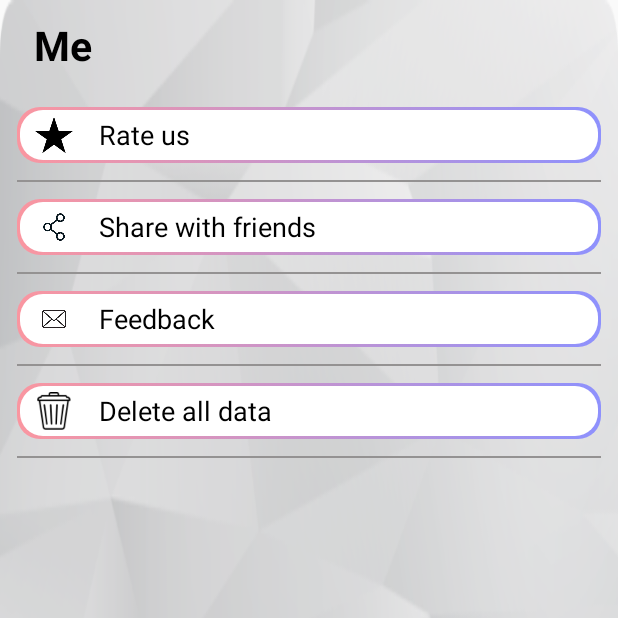
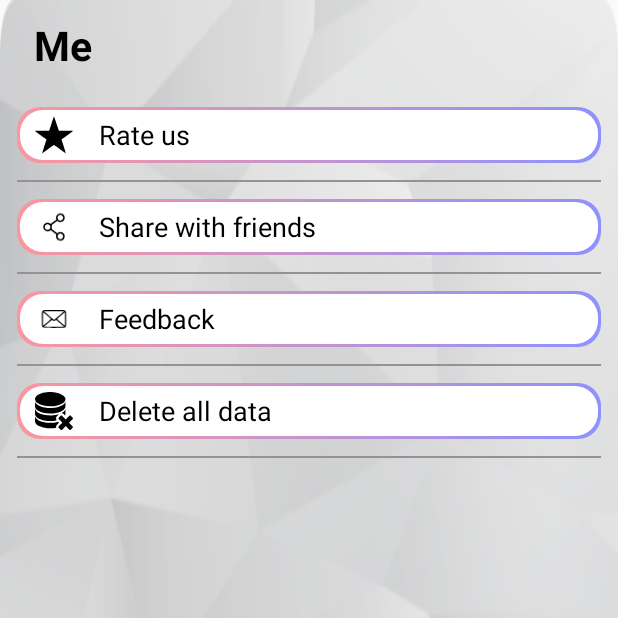
Before and after one commit to haothanhit/App-Gim, an Android app: the fragment MeFragment shown on its own in the app's theme, on a phone screen of 412 x 824 dp, the top half of it. Run offline under Robolectric (Android 15) with nearby library versions, the phone set to English and light mode, and no system bars; our stand-ins replace AdMob.

Commit message:
- Change icon me

```diff
--- /dev/null
+++ b/app/src/main/res/drawable/ic_delete_all.xml
@@ -0,0 +1,30 @@
+<vector xmlns:android="http://schemas.android.com/apk/res/android"
+    android:width="1562dp"
+    android:height="1562dp"
+    android:viewportWidth="1562"
+    android:viewportHeight="1562">
+  <path
+      android:pathData="M572.5,2.1c-237.3,9.8 -442,81.4 -528.7,184.9 -54.1,64.5 -56.7,136.6 -7.5,202.7 9.8,13.1 35.1,38.7 50.2,50.7 113,89.7 318.5,144.7 540.5,144.6 206.1,-0.1 397.4,-47.3 515,-127.1 20.5,-13.9 34.4,-25.3 50.1,-40.9 21.1,-20.9 33.3,-37.6 43.9,-59.5 11.1,-23.1 15.2,-40.4 15.2,-64.5 0,-24 -4.1,-41.4 -15.2,-64.6 -53.1,-110.4 -241.9,-197.5 -479,-220.8 -61.1,-6 -125.4,-8 -184.5,-5.5z"
+      android:fillColor="#000000"
+      android:strokeColor="#00000000"/>
+  <path
+      android:pathData="M1.4,496c0.2,118.4 0.2,118.5 2.4,128.2 8.2,35.7 26.3,66.1 58.3,97.4 16.3,15.9 30.3,27.1 51.4,41.3 136.9,91.8 373.3,138.9 610,121.6 268,-19.7 478.9,-118.2 520.5,-243.4 7.8,-23.3 7.4,-15.6 7.6,-146.6 0.1,-75.3 -0.1,-115.2 -0.7,-112 -0.5,2.7 -1.7,9 -2.5,14 -5.6,33.4 -27.2,70 -59.5,101 -123,117.8 -396.1,182.8 -672.4,160 -132.8,-11 -254.3,-41.8 -346.6,-88.1 -76.6,-38.3 -128.6,-84.2 -152.9,-134.9 -8.1,-16.8 -11.5,-28.3 -14.5,-48.5 -1.1,-7.1 -1.3,11 -1.1,110z"
+      android:fillColor="#000000"
+      android:strokeColor="#00000000"/>
+  <path
+      android:pathData="M1.4,799c0.2,118.3 0.2,118.5 2.4,128.2 8.3,36.2 26.4,66.3 59.4,98.3 107.2,104.3 334.8,169 581.3,165.2 78.4,-1.2 146.3,-8.2 219,-22.3 27.9,-5.5 27.5,-5.4 27.5,-6.6 0,-0.5 -1.3,-2.8 -2.9,-5.1 -7.7,-11.2 -14.8,-28.8 -18.2,-45 -2.9,-13.6 -3.1,-37.8 -0.5,-51.7 3.7,-19.1 10,-34.8 20.7,-51.1 6.3,-9.6 13.6,-17.2 71.7,-74.4 11.1,-10.9 20.2,-20 20.2,-20.1 0,-0.2 -2.1,0.4 -4.8,1.2 -25.9,8.1 -57.7,16.5 -84.2,22.3 -118.5,25.8 -256.4,33.4 -389,21.5 -188.4,-16.8 -355.2,-77 -439.4,-158.4 -36.6,-35.5 -55.4,-68.5 -61.6,-108.5l-1.9,-12 0.3,118.5z"
+      android:fillColor="#000000"
+      android:strokeColor="#00000000"/>
+  <path
+      android:pathData="M1250.7,686c-3.2,22 -6.9,34.6 -15.1,51.5 -21.4,44.4 -66.9,86.9 -130.5,122.1 -14,7.7 -14.1,7.2 0.9,9.3 20.7,2.8 43.8,12.6 61.9,26.3 3.1,2.3 19.6,18.1 36.6,35 17.1,16.9 31.4,30.8 31.7,30.8 1.7,-0 9.9,-23.3 13.1,-37.2 2,-9.1 2.1,-11.6 2.4,-115.8 0.2,-58.6 0.3,-111.2 0.1,-117 -0.3,-9.8 -0.4,-10.1 -1.1,-5z"
+      android:fillColor="#000000"
+      android:strokeColor="#00000000"/>
+  <path
+      android:pathData="M1076.7,964c-10.3,2.6 -12.7,4.7 -60.4,52.3 -42.1,42.1 -46.5,46.8 -49.2,52.7 -1.7,3.6 -3.3,9 -3.7,12 -0.8,7 1.6,16.7 5.6,23 1.6,2.5 37.6,39.1 80,81.5l77,77 -78.3,78.5c-73.8,73.9 -78.5,78.9 -81.2,85 -3.8,8.5 -4,19.4 -0.5,28.5 2.1,5.6 5,8.8 49.4,53.3 54.8,55.1 53.1,53.7 69.6,53.7 16.8,-0 10.4,5.3 99.8,-83.9l78.2,-78.1 78.8,78.6c89.4,89.3 82.4,83.4 99.2,83.4 16.3,-0 14.2,1.6 68.1,-52.4 54,-53.9 52.4,-51.8 52.4,-68.1 0,-16.8 5.9,-9.8 -83.4,-99.2l-78.6,-78.8 78.1,-78.2c89.2,-89.4 83.9,-83.1 83.9,-99.8 0,-16.5 1.4,-14.8 -53.7,-69.6 -44.5,-44.4 -47.7,-47.3 -53.3,-49.4 -4.4,-1.7 -8.2,-2.4 -14,-2.4 -7,-0.1 -8.9,0.3 -15,3.2 -6.7,3.1 -10.9,7.1 -85,81.2l-78,78 -79,-78.9c-75.9,-75.7 -79.2,-79 -84.9,-81 -6.9,-2.5 -16.4,-3.4 -21.9,-2.1z"
+      android:fillColor="#000000"
+      android:strokeColor="#00000000"/>
+  <path
+      android:pathData="M1.4,1102c0.2,118.3 0.2,118.5 2.4,128.2 16.2,71.1 81.4,133.8 189.5,182.5 82.3,37 187.9,63.3 300.2,74.8 89.3,9.1 192,8.5 282,-1.6 32.5,-3.6 92.8,-13 94.7,-14.8 0.3,-0.3 -0.1,-4 -0.9,-8.1 -2.2,-10.6 -2.2,-34.8 0.1,-46.5 2.6,-13.5 6,-23.9 11.5,-35.2 9.6,-19.6 12,-22.5 61.4,-72l46,-46.2 -4.6,-5.3c-2.6,-2.9 -10.7,-11.5 -18,-19.2l-13.3,-13.9 -27.9,7.1c-91.6,23.1 -179.1,34.3 -280,35.9 -110.6,1.7 -216.2,-9.9 -314,-34.4 -59.7,-14.9 -108.8,-32.5 -157,-56.3 -51,-25.1 -81.9,-46.3 -113,-77.5 -34.5,-34.5 -51.5,-65.2 -57.5,-104l-1.9,-12 0.3,118.5z"
+      android:fillColor="#000000"
+      android:strokeColor="#00000000"/>
+</vector>
--- /dev/null
+++ b/app/src/main/res/drawable/ic_feedback.xml
@@ -0,0 +1,10 @@
+<vector xmlns:android="http://schemas.android.com/apk/res/android"
+    android:width="224dp"
+    android:height="225dp"
+    android:viewportWidth="224"
+    android:viewportHeight="225">
+  <path
+      android:pathData="M52.1,60c-4.5,1.1 -8,3.8 -10.3,8 -1.7,3.3 -1.8,6.1 -1.6,45.7 0.3,41.1 0.4,42.2 2.4,45 1.2,1.5 3.6,3.7 5.5,4.8 3.3,1.9 5.2,2 63.9,2 58.9,-0 60.6,-0.1 64,-2 2.1,-1.2 4.4,-3.9 5.8,-6.5 2.2,-4.4 2.2,-4.9 2.2,-44.5 0,-39.6 0,-40.1 -2.2,-44.5 -1.4,-2.6 -3.7,-5.3 -5.8,-6.5 -3.4,-1.9 -5.3,-2 -62,-2.2 -32.2,-0.1 -60,0.2 -61.9,0.7zM168,69.3c-5.1,4.8 -49,42.9 -52.4,45.5 -4.7,3.6 0.3,7.2 -47.8,-35 -8.2,-7.2 -14.8,-13.2 -14.8,-13.4 0,-0.2 26.7,-0.4 59.3,-0.4l59.2,-0 -3.5,3.3zM71.4,92.3c12.4,10.8 22.6,20.1 22.5,20.5 -0.1,0.8 -44.5,39.5 -46,40 -0.5,0.2 -0.9,-16 -0.9,-40.3 0,-24.9 0.4,-40.5 0.9,-40.3 0.6,0.1 11.1,9.2 23.5,20.1zM177,112.5c0,22.3 -0.3,40.5 -0.7,40.5 -1.2,-0 -45.9,-39.4 -46,-40.5 0,-1 44.6,-40.4 46,-40.5 0.4,-0 0.7,18.2 0.7,40.5zM147.7,137.7l23.6,20.8 -29.6,0.3c-16.4,0.1 -43.1,0.1 -59.4,-0l-29.7,-0.3 23.1,-20.3c12.8,-11.1 23.8,-20.2 24.6,-20.2 0.8,-0 2.2,0.9 3.1,1.9 4.6,5.1 12.6,4.9 17.6,-0.4 1.3,-1.4 2.5,-2.5 2.7,-2.5 0.1,-0 10.9,9.3 24,20.7z"
+      android:fillColor="#000000"
+      android:strokeColor="#00000000"/>
+</vector>
--- /dev/null
+++ b/app/src/main/res/drawable/ic_rate_star_off.xml
@@ -0,0 +1,10 @@
+<vector xmlns:android="http://schemas.android.com/apk/res/android"
+    android:width="128dp"
+    android:height="128dp"
+    android:viewportWidth="128"
+    android:viewportHeight="128">
+  <path
+      android:pathData="M55.5,26l-8,24 -23.7,-0c-13.1,-0 -23.8,0.3 -23.8,0.7 0,0.5 6.4,5.3 14.3,10.8 7.8,5.4 16.5,11.6 19.3,13.6l5.2,3.8 -7.5,23.2c-4,12.7 -7.2,23.3 -7,23.5 0.2,0.3 9,-5.9 19.6,-13.6 10.5,-7.7 19.6,-14 20.1,-14 0.5,-0 9.6,6.3 20.1,14 10.6,7.7 19.4,13.9 19.6,13.6 0.2,-0.2 -3,-10.8 -7,-23.5l-7.5,-23.2 5.2,-3.8c2.8,-2 11.5,-8.2 19.3,-13.6 7.9,-5.5 14.3,-10.3 14.3,-10.8 0,-0.4 -10.7,-0.7 -23.8,-0.7l-23.7,-0 -8,-24c-4.4,-13.2 -8.2,-24 -8.5,-24 -0.3,-0 -4.1,10.8 -8.5,24z"
+      android:fillColor="#000000"
+      android:strokeColor="#00000000"/>
+</vector>
--- /dev/null
+++ b/app/src/main/res/drawable/ic_share.xml
@@ -0,0 +1,10 @@
+<vector xmlns:android="http://schemas.android.com/apk/res/android"
+    android:width="249dp"
+    android:height="203dp"
+    android:viewportWidth="249"
+    android:viewportHeight="203">
+  <path
+      android:pathData="M154.5,14.4c-12.8,5.9 -19.4,19.6 -16,33 1.3,4.8 1.3,6.1 0.3,6.8 -0.7,0.4 -9.2,6.5 -18.8,13.6l-17.5,12.9 -3.1,-2.3c-10.1,-7.7 -25.6,-7.1 -35.4,1.3 -12.1,10.4 -13.3,28.9 -2.7,40.9 9.9,11.3 26.9,12.7 39.8,3.3 1.4,-1 4.3,0.7 18.5,11.1 21.7,15.8 20.8,14.9 19.4,18.6 -1.8,4.5 -1.6,13.3 0.4,19.1 6.7,19.8 33.8,25 47.9,9.3 10.4,-11.6 10,-28.5 -0.9,-39.4 -9.8,-9.8 -24.6,-11.3 -36,-3.6l-4.1,2.8 -18.4,-13.5c-18,-13.1 -18.4,-13.5 -17.9,-16.6 0.7,-4.9 0.5,-16.8 -0.3,-20.2 -0.7,-2.9 -0.5,-3.2 16.4,-15.5 9.5,-6.9 18,-12.9 18.9,-13.3 1.2,-0.6 2.9,-0.1 5.5,1.7 8.1,5.5 18.7,6.2 28,1.7 6.4,-3 10.2,-6.7 13.8,-13.5 3.3,-6.3 3.1,-18.3 -0.5,-25.2 -7,-13.4 -23.9,-19.3 -37.3,-13zM173.3,23.4c5.7,2.3 11.7,11.1 11.7,17.1 0,6.2 -5.3,13.8 -11.5,16.6 -8.4,3.8 -17.6,1 -22.6,-6.9 -7.8,-12.3 0.8,-28 15.4,-28.2 2.1,-0 5.2,0.6 7,1.4zM90.6,85.5c16.6,8.3 12,32.5 -6.6,34.3 -9.3,0.9 -18.1,-6 -19.6,-15.4 -1.2,-7.9 3.4,-16.1 11.1,-19.5 5.4,-2.5 9.2,-2.4 15.1,0.6zM171.5,145.1c9,2.5 14.7,12.6 12.5,22 -3,12.6 -18.8,18.2 -28.8,10.2 -11.3,-9 -9.1,-25.2 4.3,-31.4 4.7,-2.2 6.6,-2.3 12,-0.8z"
+      android:fillColor="#000000"
+      android:strokeColor="#00000000"/>
+</vector>
--- a/app/src/main/res/layout/fragment_me.xml
+++ b/app/src/main/res/layout/fragment_me.xml
@@ -127,7 +127,7 @@
             android:layout_gravity="center"
             android:layout_width="25dp"
             android:layout_height="25dp"
-            android:src="@drawable/delete_all"/>
+            android:src="@drawable/ic_delete_all"/>
         <TextView
             android:layout_marginLeft="@dimen/dimen15dp"
             android:layout_gravity="center"
```
Also changed, not shown: app/src/main/res/drawable/ic_feedback.png (deleted), app/src/main/res/drawable/ic_rate_star_off.png (deleted), app/src/main/res/drawable/ic_share.jpg (deleted).
